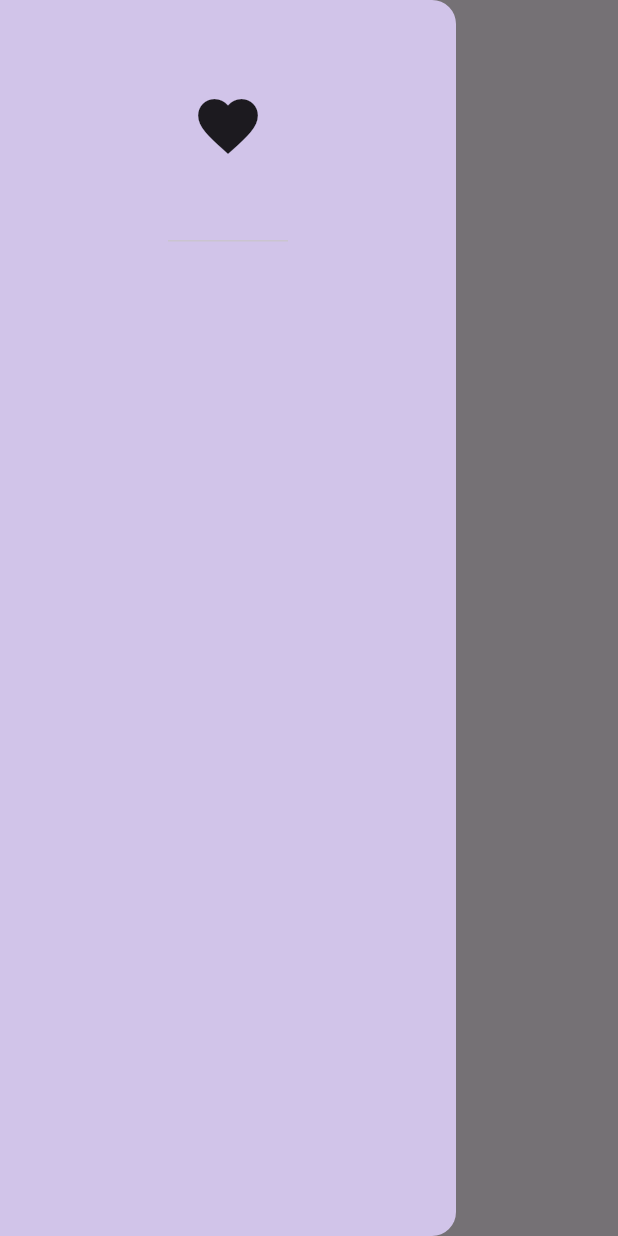
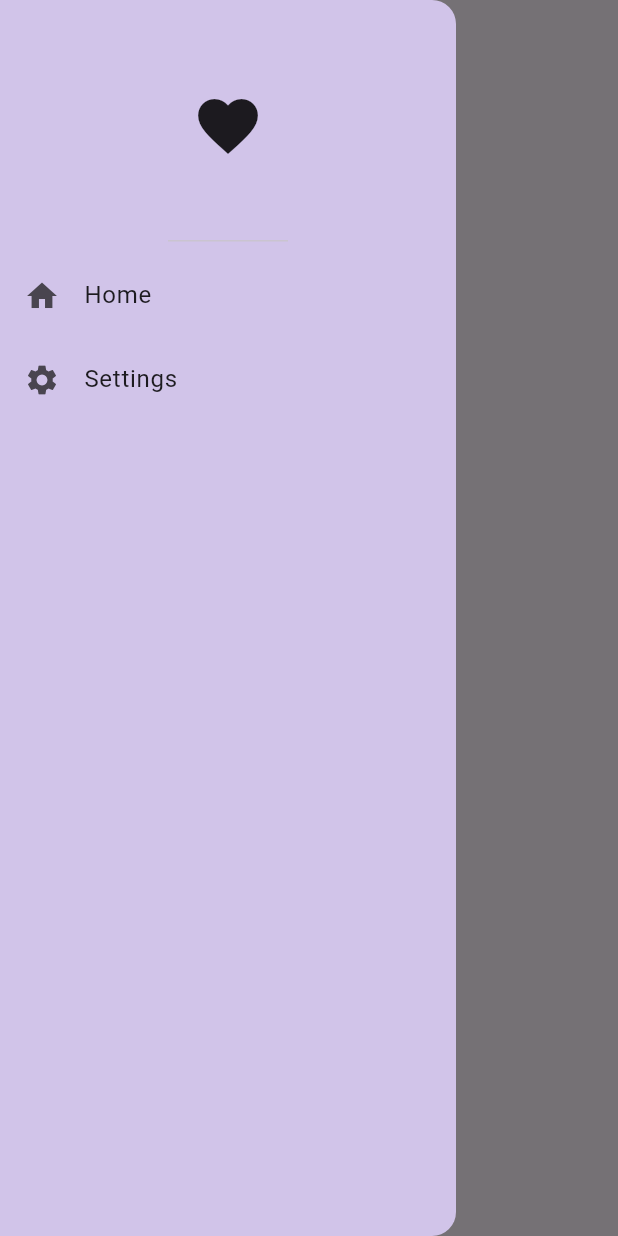
Before and after one commit to ranjith50677/flutterstudy, a Flutter app: the screen it shows after launch, with the side drawer open, on a phone screen of 412 x 824 dp. Run offline on Flutter 3.47's test engine with Material 3 defaults, Android fonts, the phone set to English and light mode, and no system bars.

Commit message:
./ navigation

```diff
--- a/lib/main.dart
+++ b/lib/main.dart
@@ -2,7 +2,9 @@
 
 import 'package:flutter/material.dart';
 import 'package:studycase/pages/firt_page.dart';
-import 'package:studycase/pages/second_page.dart';
+import 'package:studycase/pages/home_page.dart';
+import 'package:studycase/pages/setting_page.dart';
+// import 'package:studycase/pages/second_page.dart';
 
 void main() {
   runApp( MyApp());
@@ -24,7 +26,9 @@ class MyApp extends StatelessWidget {
       home: FirstPage(),
       routes: {
         '/firstPage':(context) => FirstPage(),
-        '/secondPage':(context) => SecondPage(),
+        // '/secondPage':(context) => SecondPage(),
+        '/homePage':(context) => HomePage(),
+        '/settingPage':(context) => SettingPage(),
       },
       );
 
--- a/lib/pages/firt_page.dart
+++ b/lib/pages/firt_page.dart
@@ -1,5 +1,7 @@
+// ignore_for_file: prefer_const_constructors
+
 import 'package:flutter/material.dart';
-import 'package:studycase/pages/second_page.dart';
+// import 'package:studycase/pages/second_page.dart';
 
 class FirstPage extends StatelessWidget {
   const FirstPage({super.key});
@@ -8,15 +10,36 @@ class FirstPage extends StatelessWidget {
   Widget build(BuildContext context) {
     return Scaffold(
       appBar: AppBar(title:Text("First Page")),
-      drawer: Drawer(
+      drawer:
+       Drawer(
         backgroundColor: Colors.deepPurple[100],
-        child: Column(children: [DrawerHeader(
+        child: Column(
+          // ignore: prefer_const_literals_to_create_immutables
+          children: [
+            DrawerHeader(
           child:
           Icon
           (Icons.favorite,
           size: 48,
         )
+        ),
+        ListTile(
+          leading: Icon(Icons.home),
+          title: Text("Home"),
+
+          onTap: (){
+            Navigator.pop(context);
+            Navigator.pushNamed(context, '/homePage');
+          },
+        ),
+         ListTile(
+          leading: Icon(Icons.settings),
+          title: Text("Settings"),
+          onTap: (){
+            Navigator.pushNamed(context, '/settingPage');
+          },
         )
+
         ],
         ),
       ),
```
Also changed, not shown: lib/pages/home_page.dart (added, +12 -0 lines), lib/pages/setting_page.dart (added, +12 -0 lines).
